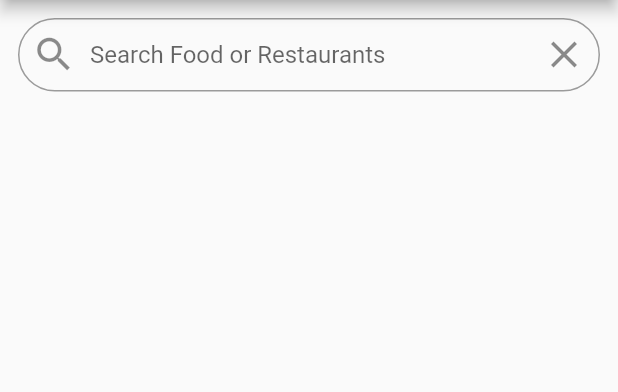
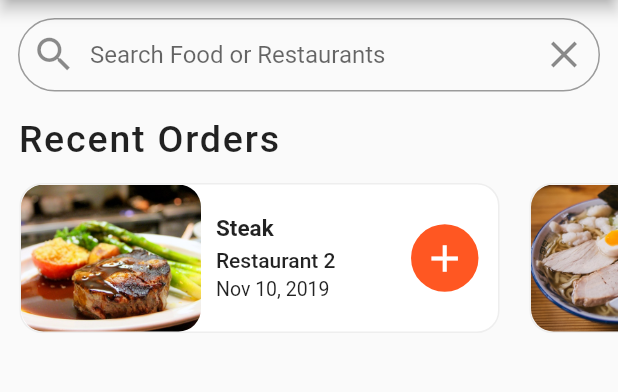
Before and after one commit to siyamulislam/food-delivery-app, a Flutter app: the screen it shows after launch, on a phone screen of 412 x 824 dp, the part 84-476 px from its top. Run offline on Flutter 3.47's test engine with Material 2 defaults, Android fonts, the phone set to English and light mode, and no system bars.

Commit message:
recent Order done

```diff
--- a/lib/screens/home_screen.dart
+++ b/lib/screens/home_screen.dart
@@ -1,6 +1,7 @@
 import 'package:flutter/material.dart';
 import 'package:flutter/services.dart';
 import 'package:food_delivery_app/data/data.dart';
+import 'package:food_delivery_app/widgets/recent_order.dart';
 
 class HomeScreen extends StatefulWidget {
   const HomeScreen({Key? key}) : super(key: key);
@@ -14,8 +15,8 @@ class _HomeScreenState extends State<HomeScreen> {
   Widget build(BuildContext context) {
     return Scaffold(
       appBar: AppBar(
-        leading:
-        IconButton(onPressed: () => {}, icon: const Icon(Icons.account_circle)),
+        leading: IconButton(
+            onPressed: () => {}, icon: const Icon(Icons.account_circle)),
         title: const Text("Food Delivery"),
         actions: [
           ElevatedButton(
@@ -52,7 +53,7 @@ class _HomeScreenState extends State<HomeScreen> {
                   )),
             ),
           ),
-
+          RecentOrder(),
         ],
       ),
     );
--- a/lib/widgets/recent_order.dart
+++ b/lib/widgets/recent_order.dart
@@ -1,12 +1,113 @@
 import 'package:flutter/material.dart';
+import 'package:food_delivery_app/data/data.dart';
+import 'package:food_delivery_app/models/order.dart';
 
 class RecentOrder extends StatelessWidget {
   const RecentOrder({Key? key}) : super(key: key);
 
   @override
   Widget build(BuildContext context) {
-    return Container(
-       child: Text("Orders"),
+    return Column(
+      crossAxisAlignment: CrossAxisAlignment.start,
+      children: [
+        const Padding(
+          padding: EdgeInsets.symmetric(horizontal: 12.0, vertical: 5.0),
+          child: Text(
+            "Recent Orders",
+            style: TextStyle(
+                fontSize: 25, fontWeight: FontWeight.w500, letterSpacing: 1.2),
+          ),
+        ),
+        Container(
+            height: 120.0,
+            child: ListView.builder(
+              physics: BouncingScrollPhysics(),
+              padding: EdgeInsets.only(left: 3.0),
+              scrollDirection: Axis.horizontal,
+              itemCount: currentUser.orders.length,
+              itemBuilder: (context, index) {
+                Order order = currentUser.orders[index];
+                return (_buildRecentOrder(context, order));
+              },
+            ))
+      ],
+    );
+  }
+
+  _buildRecentOrder(BuildContext context, Order order) {
+    return SizedBox(
+      child: Container(
+          width: 320,
+          margin: const EdgeInsets.all(10.0),
+          decoration: BoxDecoration(
+              color: Colors.white,
+              borderRadius: BorderRadius.circular(15.0),
+              border: Border.all(width: 1, color: Colors.grey.shade200)),
+          child: Row(
+            children: [
+              ClipRRect(
+                borderRadius: BorderRadius.circular(15.0),
+                child: Image.asset(
+                  order.food.imageUrl,
+                  height: 100,
+                  width: 120,
+                  fit: BoxFit.cover,
+                ),
+              ),
+              SizedBox(
+                width: 140,
+                child: Container(
+                  margin: const EdgeInsets.symmetric(horizontal: 10.0),
+                  child: Column(
+                    crossAxisAlignment: CrossAxisAlignment.start,
+                    mainAxisAlignment: MainAxisAlignment.center,
+                    children: [
+                      Text(
+                        order.food.name,
+                        style: const TextStyle(
+                            fontSize: 15, fontWeight: FontWeight.w600),
+                        maxLines: 1,
+                        overflow: TextOverflow.ellipsis,
+                      ),
+                      const SizedBox(
+                        height: 4.0,
+                      ),
+                      Text(order.restaurant.name,
+                          maxLines: 1,
+                          overflow: TextOverflow.ellipsis,
+                          style: const TextStyle(
+                              fontSize: 14, fontWeight: FontWeight.w500)),
+                      const SizedBox(
+                        height: 4.0,
+                      ),
+                      Text(order.date,
+                          maxLines: 1,
+                          style: const TextStyle(
+                              fontSize: 13, fontWeight: FontWeight.w400)),
+                    ],
+                  ),
+                ),
+              ),
+              Container(
+                margin: EdgeInsets.only(right: 10),
+                alignment: Alignment.center,
+                width: 45,
+                height: 45,
+                decoration: BoxDecoration(
+                  color: Theme.of(context).primaryColor,
+                  shape: BoxShape.circle,
+                ),
+                child: RawMaterialButton(
+                  onPressed: () {},
+                  child: const Icon(
+                    Icons.add,
+                    color: Colors.white,
+                    size: 30,
+                  ),
+                ),
+              )
+            ],
+          )),
     );
   }
 }
--- a/pubspec.yaml
+++ b/pubspec.yaml
@@ -60,9 +60,8 @@ flutter:
   uses-material-design: true
 
   # To add assets to your application, add an assets section, like this:
-  # assets:
-  #   - images/a_dot_burr.jpeg
-  #   - images/a_dot_ham.jpeg
+  assets:
+    - assets/images/
 
   # An image asset can refer to one or more resolution-specific "variants", see
   # https://flutter.dev/assets-and-images/#resolution-aware
```
Also changed, not shown: assets/images/burger.jpg (added), assets/images/burrito.jpg (added), assets/images/pancakes.jpg (added), assets/images/pasta.jpg (added), assets/images/pizza.jpg (added), assets/images/ramen.jpg (added), assets/images/restaurant0.jpg (added), assets/images/restaurant1.jpg (added), assets/images/restaurant2.jpg (added), assets/images/restaurant3.jpg (added), assets/images/restaurant4.jpg (added), assets/images/salmon.jpg (added), assets/images/steak.jpg (added).
